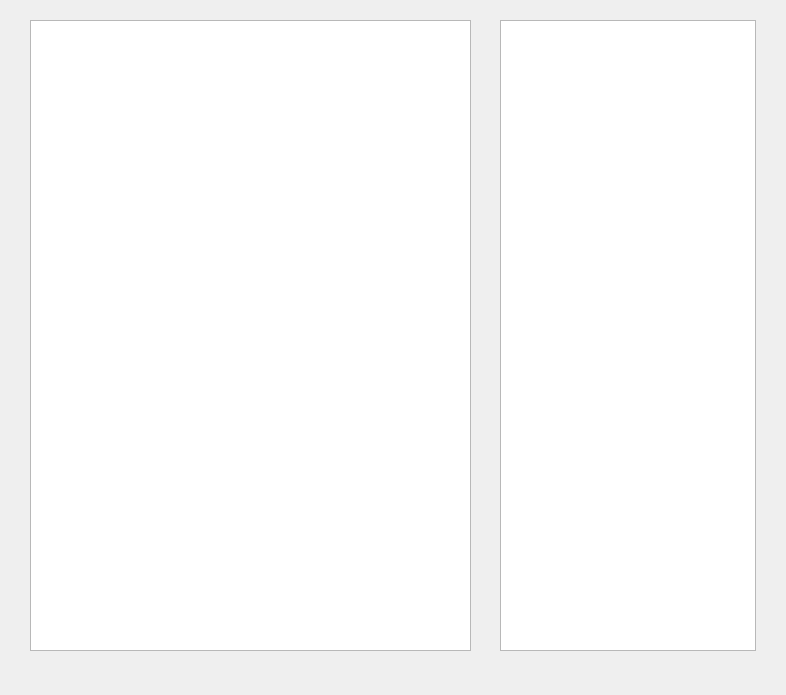
This is resource/pattern_manager_widget.ui in teknologisk-institut/rqt_pattern_manager as Qt 5 draws it before an edit. The edited form follows.
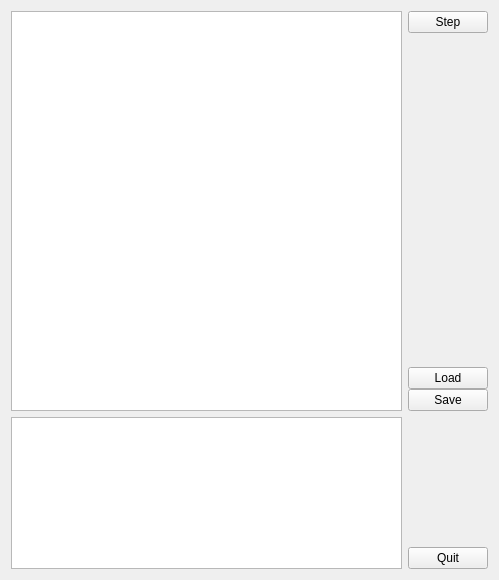
This is the edited form.

```diff
--- a/resource/pattern_manager_widget.ui
+++ b/resource/pattern_manager_widget.ui
@@ -6,20 +6,20 @@
    <rect>
     <x>0</x>
     <y>0</y>
-    <width>786</width>
-    <height>695</height>
+    <width>499</width>
+    <height>580</height>
    </rect>
   </property>
   <property name="sizePolicy">
-   <sizepolicy hsizetype="Fixed" vsizetype="Fixed">
+   <sizepolicy hsizetype="MinimumExpanding" vsizetype="MinimumExpanding">
     <horstretch>0</horstretch>
     <verstretch>0</verstretch>
    </sizepolicy>
   </property>
   <property name="minimumSize">
    <size>
-    <width>786</width>
-    <height>695</height>
+    <width>499</width>
+    <height>580</height>
    </size>
   </property>
   <property name="contextMenuPolicy">
@@ -28,32 +28,102 @@
   <property name="windowTitle">
    <string>Pattern Manager</string>
   </property>
-  <widget class="QTreeView" name="treeView">
-   <property name="geometry">
-    <rect>
-     <x>30</x>
-     <y>20</y>
-     <width>441</width>
-     <height>631</height>
-    </rect>
-   </property>
-   <property name="accessibleName">
-    <string>treeView</string>
-   </property>
-  </widget>
-  <widget class="QTableView" name="parameterView">
-   <property name="geometry">
-    <rect>
-     <x>500</x>
-     <y>20</y>
-     <width>256</width>
-     <height>631</height>
-    </rect>
-   </property>
-   <property name="accessibleName">
-    <string>parameterView</string>
-   </property>
-  </widget>
+  <layout class="QGridLayout" name="gridLayout">
+   <item row="0" column="0">
+    <widget class="QTreeView" name="treeView">
+     <property name="minimumSize">
+      <size>
+       <width>388</width>
+       <height>400</height>
+      </size>
+     </property>
+     <property name="accessibleName">
+      <string>treeView</string>
+     </property>
+    </widget>
+   </item>
+   <item row="1" column="0">
+    <widget class="QTableView" name="parameterView">
+     <property name="minimumSize">
+      <size>
+       <width>388</width>
+       <height>149</height>
+      </size>
+     </property>
+     <property name="accessibleName">
+      <string>parameterView</string>
+     </property>
+    </widget>
+   </item>
+   <item row="0" column="1">
+    <layout class="QVBoxLayout" name="verticalLayout">
+     <property name="spacing">
+      <number>0</number>
+     </property>
+     <item>
+      <widget class="QPushButton" name="stepButton">
+       <property name="text">
+        <string>Step</string>
+       </property>
+      </widget>
+     </item>
+     <item>
+      <spacer name="verticalSpacer_3">
+       <property name="orientation">
+        <enum>Qt::Vertical</enum>
+       </property>
+       <property name="sizeHint" stdset="0">
+        <size>
+         <width>20</width>
+         <height>40</height>
+        </size>
+       </property>
+      </spacer>
+     </item>
+     <item>
+      <widget class="QPushButton" name="loadButton">
+       <property name="text">
+        <string>Load</string>
+       </property>
+      </widget>
+     </item>
+     <item>
+      <widget class="QPushButton" name="saveButton">
+       <property name="text">
+        <string>Save</string>
+       </property>
+      </widget>
+     </item>
+    </layout>
+   </item>
+   <item row="1" column="1">
+    <layout class="QVBoxLayout" name="verticalLayout_2">
+     <property name="spacing">
+      <number>0</number>
+     </property>
+     <item>
+      <spacer name="verticalSpacer_2">
+       <property name="orientation">
+        <enum>Qt::Vertical</enum>
+       </property>
+       <property name="sizeHint" stdset="0">
+        <size>
+         <width>20</width>
+         <height>40</height>
+        </size>
+       </property>
+      </spacer>
+     </item>
+     <item>
+      <widget class="QPushButton" name="quitButton">
+       <property name="text">
+        <string>Quit</string>
+       </property>
+      </widget>
+     </item>
+    </layout>
+   </item>
+  </layout>
  </widget>
  <resources/>
  <connections/>
```
